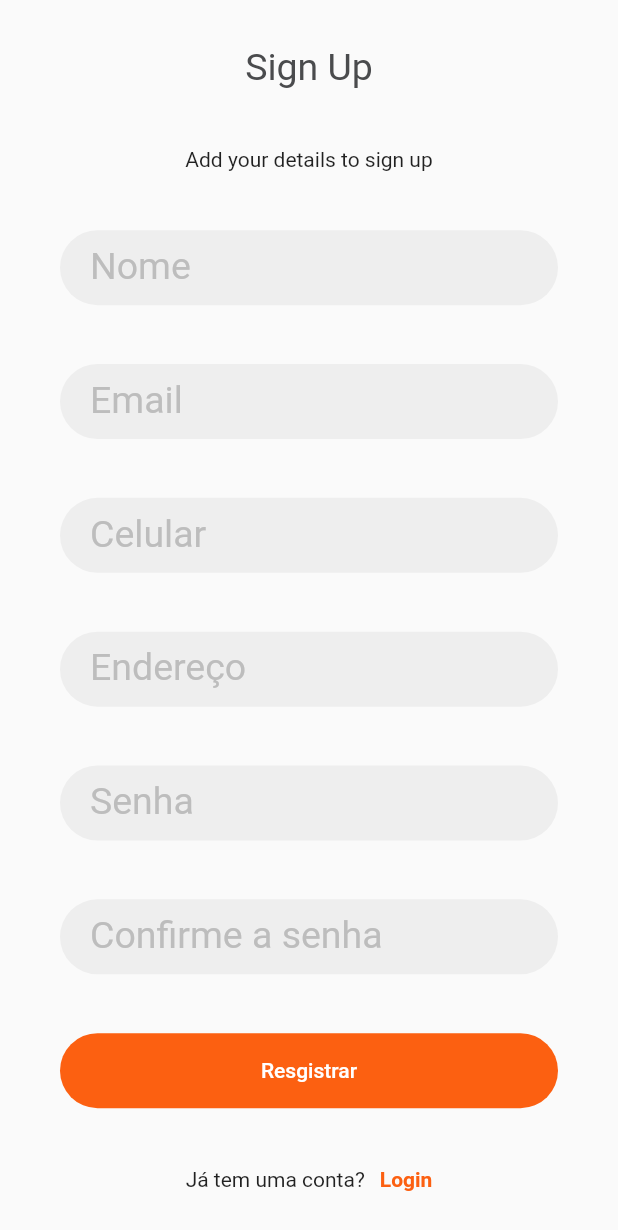
After one commit to JeanDaRosa/delivery_food_app, a Flutter app: the screen it shows after launch, after a tap on "Login", after a tap on "Ainda não tem uma conta?", on a phone screen of 412 x 824 dp. The commit adds this screen. Shown: the top 1230 px of the screen. Run offline on Flutter 3.47's test engine with Material 2 defaults, Android fonts, the phone set to English and light mode, and no system bars; missing offline and left inert: shadow_clip; Roboto replaces fonts that are missing (Metropolis).

Commit message:
Add sign up screen

```diff
--- a/lib/main.dart
+++ b/lib/main.dart
@@ -1,6 +1,7 @@
 import 'package:delivery_demo/screens/intro/intro_screeen.dart';
 import 'package:delivery_demo/screens/login/landing_screen.dart';
 import 'package:delivery_demo/screens/login/login_screen.dart';
+import 'package:delivery_demo/screens/login/sign_up_screen.dart';
 import 'package:flutter/material.dart';
 
 import './const/colors.dart';
@@ -68,6 +69,7 @@ class MyApp extends StatelessWidget {
         LandingScreen.routeName: (context) => const LandingScreen(),
         LoginScreen.routeName: (context) => const LoginScreen(),
         IntroScreen.routeName: (context) => const IntroScreen(),
+        SignUpScreen.routeName: (context) => const SignUpScreen(),
       },
     );
   }
--- a/lib/screens/login/login_screen.dart
+++ b/lib/screens/login/login_screen.dart
@@ -1,5 +1,6 @@
 import 'package:delivery_demo/screens/intro/intro_screeen.dart';
 import 'package:delivery_demo/screens/login/components/custom_text_input.dart';
+import 'package:delivery_demo/screens/login/sign_up_screen.dart';
 import 'package:delivery_demo/utils/helper.dart';
 import 'package:flutter/material.dart';
 import '../../const/colors.dart';
@@ -124,14 +125,19 @@ class _LoginScreenState extends State<LoginScreen> {
                 const Spacer(
                   flex: 4,
                 ),
-                const Row(
+                GestureDetector(
+                  onTap: (){
+                    Navigator.of(context)
+                        .pushReplacementNamed(SignUpScreen.routeName);
+                  },
+                  child: const Row(
                     mainAxisAlignment: MainAxisAlignment.center,
                     children: [
                       Text(
                         'Ainda não tem uma conta?',
                       ),
                       SizedBox(
-                      height: 10,
+                        width: 10,
                       ),
                       Text(
                         'Registrese aqui',
@@ -141,6 +147,7 @@ class _LoginScreenState extends State<LoginScreen> {
                         ),
                       ),
                     ],
+                  ),
                 )
               ],
             ),
--- /dev/null
+++ b/lib/screens/login/sign_up_screen.dart
@@ -0,0 +1,80 @@
+import 'package:delivery_demo/const/colors.dart';
+import 'package:delivery_demo/screens/login/login_screen.dart';
+import 'package:delivery_demo/utils/helper.dart';
+import 'package:flutter/material.dart';
+
+import 'components/custom_text_input.dart';
+
+
+class SignUpScreen extends StatelessWidget {
+  const SignUpScreen({super.key});
+
+  static const routeName = '/signUpScreen';
+  @override
+  Widget build(BuildContext context) {
+    return Scaffold(
+        body: SizedBox(
+      width: Helper.getScreenWidth(context),
+      height: Helper.getScreenHeight(context),
+      child: SafeArea(
+        child: Container(
+          padding: const EdgeInsets.symmetric(horizontal: 40, vertical: 30),
+          child: Column(
+            children: [
+              Text(
+                "Sign Up",
+                style: Helper.getTheme(context).titleMedium,
+              ),
+              const Spacer(),
+              const Text(
+                "Add your details to sign up",
+              ),
+              const Spacer(),
+              const CustomTextInput(hintText: "Nome"),
+              const Spacer(),
+              const CustomTextInput(hintText: "Email"),
+              const Spacer(),
+              const CustomTextInput(hintText: "Celular"),
+              const Spacer(),
+              const CustomTextInput(hintText: "Endereço"),
+              const Spacer(),
+              const CustomTextInput(hintText: "Senha"),
+              const Spacer(),
+              const CustomTextInput(hintText: "Confirme a senha"),
+              const Spacer(),
+              SizedBox(
+                height: 50,
+                width: double.infinity,
+                child: ElevatedButton(
+                  onPressed: () {},
+                  child: const Text("Resgistrar"),
+                ),
+              ),
+              const Spacer(),
+              GestureDetector(
+                onTap: () {
+                  Navigator.of(context)
+                      .pushReplacementNamed(LoginScreen.routeName);
+                },
+                child: const Row(
+                  mainAxisAlignment: MainAxisAlignment.center,
+                  children: [
+                    Text("Já tem uma conta?"),
+                    SizedBox(width: 10,),
+                    Text(
+                      "Login",
+                      style: TextStyle(
+                        color: AppColor.orange,
+                        fontWeight: FontWeight.bold,
+                      ),
+                    ),
+                  ],
+                ),
+              )
+            ],
+          ),
+        ),
+      ),
+    ));
+  }
+}
```
Lines whose indentation alone changed are shown as unchanged.
